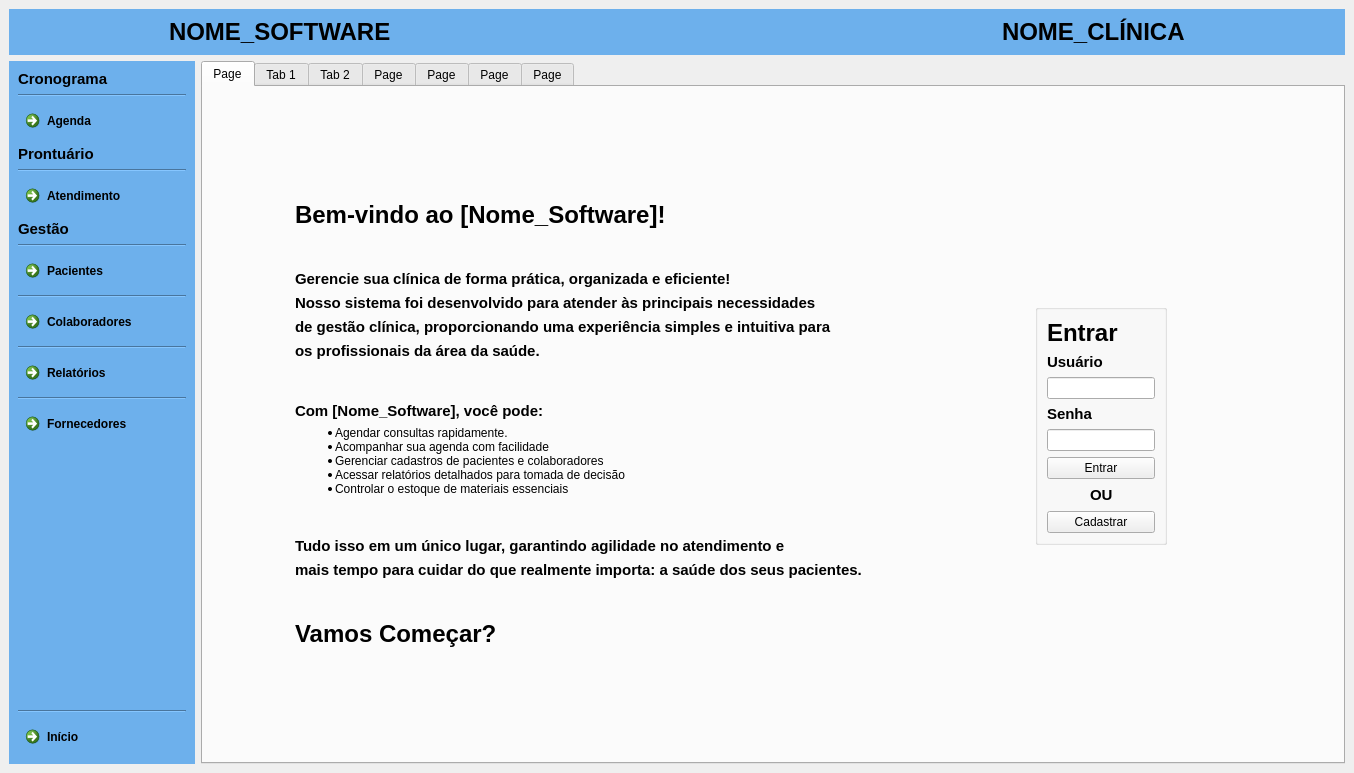
The window that clinica_cpp/mainwindow.ui (juander/Projeto_CPP) describes before a commit, drawn with Qt 5.
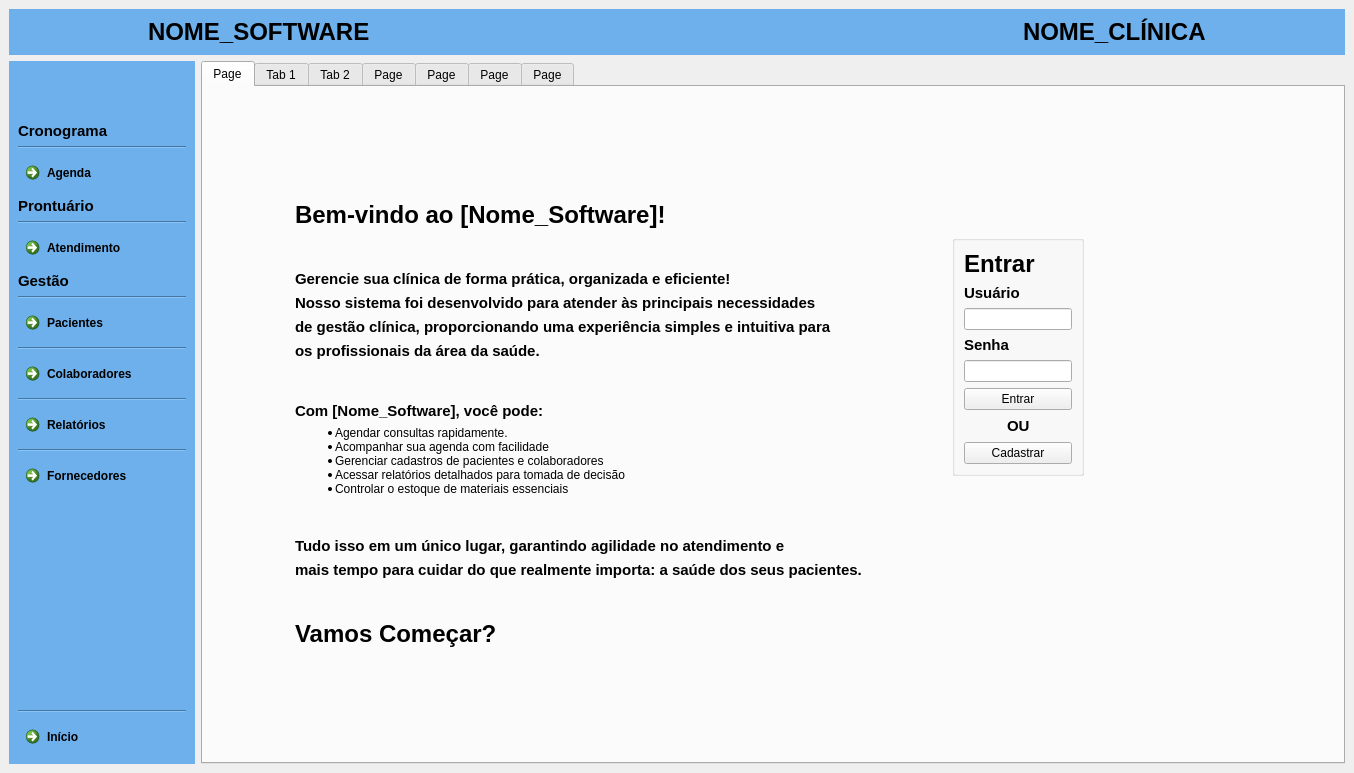
The same window after the commit. Icons and pictures are not drawn.

```diff
--- a/clinica_cpp/mainwindow.ui
+++ b/clinica_cpp/mainwindow.ui
@@ -125,6 +125,19 @@
            </property>
           </spacer>
          </item>
+         <item>
+          <spacer name="horizontalSpacer_16">
+           <property name="orientation">
+            <enum>Qt::Orientation::Horizontal</enum>
+           </property>
+           <property name="sizeHint" stdset="0">
+            <size>
+             <width>40</width>
+             <height>20</height>
+            </size>
+           </property>
+          </spacer>
+         </item>
          <item>
           <widget class="QLabel" name="label">
            <property name="styleSheet">
@@ -171,6 +184,19 @@
            <enum>QFrame::Shadow::Raised</enum>
           </property>
           <layout class="QVBoxLayout" name="verticalLayout_3">
+           <item>
+            <spacer name="verticalSpacer_16">
+             <property name="orientation">
+              <enum>Qt::Orientation::Vertical</enum>
+             </property>
+             <property name="sizeHint" stdset="0">
+              <size>
+               <width>20</width>
+               <height>40</height>
+              </size>
+             </property>
+            </spacer>
+           </item>
            <item>
             <widget class="QLabel" name="label_3">
              <property name="font">
@@ -186,7 +212,7 @@
             </widget>
            </item>
            <item>
-            <widget class="Line" name="line">
+            <widget class="Line" name="line1">
              <property name="styleSheet">
               <string notr="true">color:rgb(0, 0, 0)</string>
              </property>
@@ -469,7 +495,7 @@
             </widget>
            </item>
            <item>
-            <widget class="Line" name="line_2">
+            <widget class="Line" name="line2">
              <property name="styleSheet">
               <string notr="true">color:rgb(0, 0, 0)</string>
              </property>
@@ -742,7 +768,7 @@
             </widget>
            </item>
            <item>
-            <widget class="Line" name="line_3">
+            <widget class="Line" name="line3">
              <property name="styleSheet">
               <string notr="true">color:rgb(0, 0, 0)</string>
              </property>
@@ -1001,7 +1027,7 @@
             </widget>
            </item>
            <item>
-            <widget class="Line" name="line_4">
+            <widget class="Line" name="line4">
              <property name="styleSheet">
               <string notr="true">color:rgb(0, 0, 0)</string>
              </property>
@@ -1260,7 +1286,7 @@
             </widget>
            </item>
            <item>
-            <widget class="Line" name="line_5">
+            <widget class="Line" name="line5">
              <property name="styleSheet">
               <string notr="true">color:rgb(0, 0, 0)</string>
              </property>
@@ -1519,7 +1545,7 @@
             </widget>
            </item>
            <item>
-            <widget class="Line" name="line_6">
+            <widget class="Line" name="line6">
              <property name="styleSheet">
               <string notr="true">color:rgb(0, 0, 0)</string>
              </property>
@@ -1777,6 +1803,45 @@
              </property>
             </widget>
            </item>
+           <item>
+            <spacer name="verticalSpacer_19">
+             <property name="orientation">
+              <enum>Qt::Orientation::Vertical</enum>
+             </property>
+             <property name="sizeHint" stdset="0">
+              <size>
+               <width>20</width>
+               <height>40</height>
+              </size>
+             </property>
+            </spacer>
+           </item>
+           <item>
+            <spacer name="verticalSpacer_18">
+             <property name="orientation">
+              <enum>Qt::Orientation::Vertical</enum>
+             </property>
+             <property name="sizeHint" stdset="0">
+              <size>
+               <width>20</width>
+               <height>40</height>
+              </size>
+             </property>
+            </spacer>
+           </item>
+           <item>
+            <spacer name="verticalSpacer_17">
+             <property name="orientation">
+              <enum>Qt::Orientation::Vertical</enum>
+             </property>
+             <property name="sizeHint" stdset="0">
+              <size>
+               <width>20</width>
+               <height>40</height>
+              </size>
+             </property>
+            </spacer>
+           </item>
            <item>
             <spacer name="verticalSpacer">
              <property name="orientation">
@@ -1791,7 +1856,7 @@
             </spacer>
            </item>
            <item>
-            <widget class="Line" name="line_7">
+            <widget class="Line" name="line7">
              <property name="styleSheet">
               <string notr="true">color:rgb(0, 0, 0)</string>
              </property>
@@ -2060,6 +2125,27 @@
             </widget>
            </item>
           </layout>
+          <zorder>label_3</zorder>
+          <zorder>btnAgenda</zorder>
+          <zorder>label_4</zorder>
+          <zorder>line2</zorder>
+          <zorder>btnAtendimento</zorder>
+          <zorder>label_5</zorder>
+          <zorder>line3</zorder>
+          <zorder>btnPacientes</zorder>
+          <zorder>line4</zorder>
+          <zorder>btnColaboradores</zorder>
+          <zorder>line5</zorder>
+          <zorder>btnRelatorios</zorder>
+          <zorder>line6</zorder>
+          <zorder>btnFornecedores</zorder>
+          <zorder>line7</zorder>
+          <zorder>btnInicio</zorder>
+          <zorder>verticalSpacer_16</zorder>
+          <zorder>verticalSpacer_17</zorder>
+          <zorder>verticalSpacer_18</zorder>
+          <zorder>verticalSpacer_19</zorder>
+          <zorder>line1</zorder>
          </widget>
         </item>
         <item>
@@ -2304,19 +2390,6 @@
                 </property>
                </spacer>
               </item>
-              <item>
-               <spacer name="horizontalSpacer_11">
-                <property name="orientation">
-                 <enum>Qt::Orientation::Horizontal</enum>
-                </property>
-                <property name="sizeHint" stdset="0">
-                 <size>
-                  <width>40</width>
-                  <height>20</height>
-                 </size>
-                </property>
-               </spacer>
-              </item>
               <item>
                <layout class="QVBoxLayout" name="verticalLayout_8">
                 <item>
@@ -2332,19 +2405,6 @@
                   </property>
                  </spacer>
                 </item>
-                <item>
-                 <spacer name="verticalSpacer_4">
-                  <property name="orientation">
-                   <enum>Qt::Orientation::Vertical</enum>
-                  </property>
-                  <property name="sizeHint" stdset="0">
-                   <size>
-                    <width>20</width>
-                    <height>40</height>
-                   </size>
-                  </property>
-                 </spacer>
-                </item>
                 <item>
                  <widget class="QGroupBox" name="groupBox">
                   <property name="styleSheet">
@@ -2472,7 +2532,20 @@
                </layout>
               </item>
               <item>
-               <spacer name="horizontalSpacer_16">
+               <spacer name="horizontalSpacer_14">
+                <property name="orientation">
+                 <enum>Qt::Orientation::Horizontal</enum>
+                </property>
+                <property name="sizeHint" stdset="0">
+                 <size>
+                  <width>40</width>
+                  <height>20</height>
+                 </size>
+                </property>
+               </spacer>
+              </item>
+              <item>
+               <spacer name="horizontalSpacer_11">
                 <property name="orientation">
                  <enum>Qt::Orientation::Horizontal</enum>
                 </property>
@@ -2764,29 +2837,7 @@
      </layout>
     </item>
    </layout>
-   <zorder>paginas</zorder>
-   <zorder>frameSuperior</zorder>
-   <zorder>frameLateral</zorder>
-   <zorder>btnApagarPac</zorder>
-   <zorder>btnEditarPac</zorder>
    <zorder></zorder>
-   <zorder>tw_pacientes</zorder>
-   <zorder>groupBox</zorder>
-   <zorder>label_15</zorder>
-   <zorder>label_9</zorder>
-   <zorder>label_16</zorder>
-   <zorder>label_17</zorder>
-   <zorder>label_32</zorder>
-   <zorder>label_33</zorder>
-   <zorder>label_13</zorder>
-   <zorder>label_14</zorder>
-   <zorder>label_34</zorder>
-   <zorder>label_35</zorder>
-   <zorder>label_36</zorder>
-   <zorder>groupBox</zorder>
-   <zorder>pushButton_3</zorder>
-   <zorder>label_83</zorder>
-   <zorder>pushButton_3</zorder>
   </widget>
  </widget>
  <resources>
```
